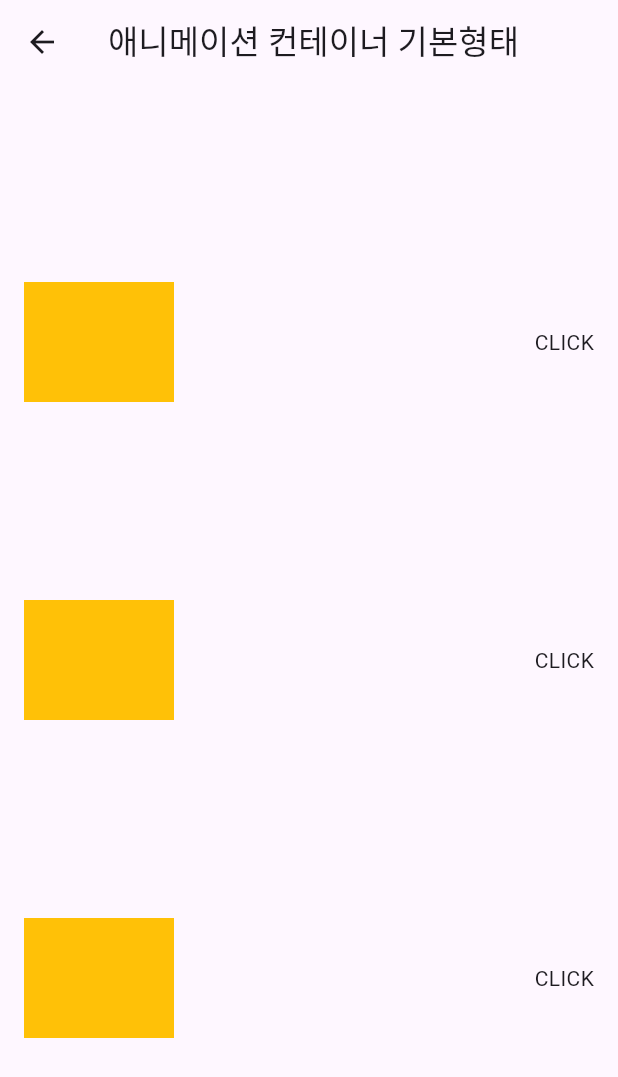
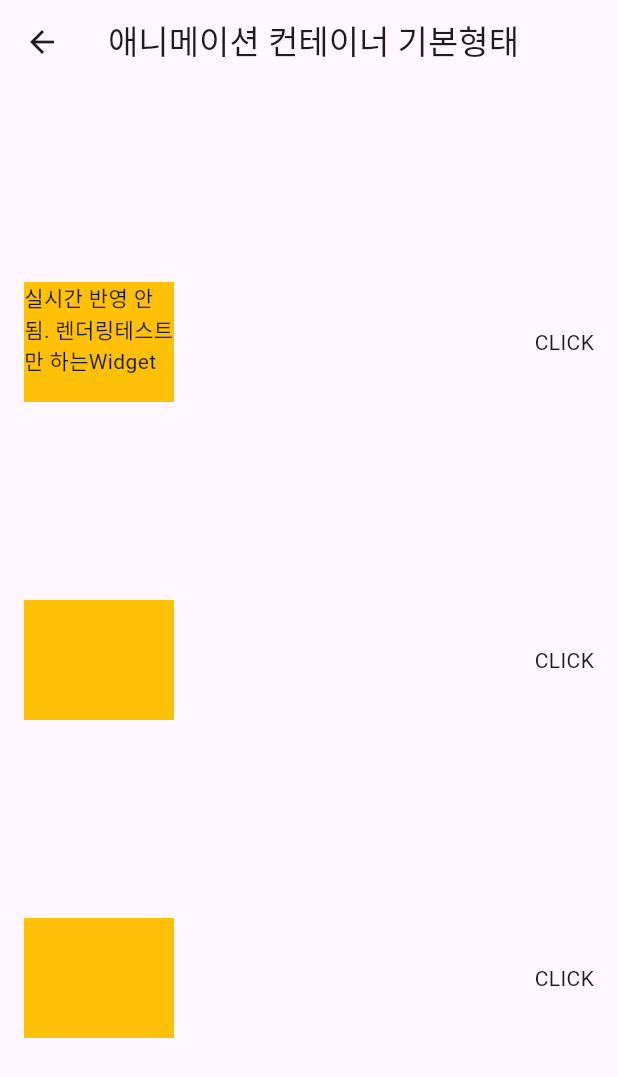
Before and after one commit to kkglpp/snippet_flutter, a Flutter app: the screen it shows after launch, after a tap on an icon or button, on a phone screen of 412 x 824 dp. Shown: the top 1077 px of the screen. Run offline on Flutter 3.47's test engine with Material 3 defaults, Android fonts, the phone set to English and light mode, and no system bars; our stand-ins replace flutter_riverpod, go_router.

Commit message:
박스 관계 정리 테스트

```diff
--- a/snippet_flutter_app/lib/home.dart
+++ b/snippet_flutter_app/lib/home.dart
@@ -3,6 +3,7 @@ import 'package:snippet_flutter_app/const/custom/custom_elebtn.dart';
 import 'package:snippet_flutter_app/const/custom/custom_text.dart';
 import 'package:snippet_flutter_app/const/layout/default_layout.dart';
 import 'package:snippet_flutter_app/func_test/view/app_lifecycle_test.dart';
+import 'package:snippet_flutter_app/func_test/view/box_text.dart';
 import 'package:snippet_flutter_app/sample_widget/animationContainer/animation_container_test.dart';
 
 class Home extends StatelessWidget {
@@ -34,9 +35,16 @@ class Home extends StatelessWidget {
                     height: 40,
                     onPressed: () => Navigator.push(
                       context,
-                      MaterialPageRoute(
-                        builder: (context) => const AppLifecycleTest(),
-                      ),
+                      MaterialPageRoute(builder: (context) => const AppLifecycleTest()),
+                    ),
+                  ),
+                  CustomElebtn(
+                    txt: "AppLifeCycle\nTestPage",
+                    width: 120,
+                    height: 40,
+                    onPressed: () => Navigator.push(
+                      context,
+                      MaterialPageRoute(builder: (context) => const BoxText()),
                     ),
                   ),
                 ],
--- a/snippet_flutter_app/lib/main.dart
+++ b/snippet_flutter_app/lib/main.dart
@@ -1,7 +1,6 @@
 import 'package:flutter/material.dart';
 import 'package:flutter_riverpod/flutter_riverpod.dart';
 import 'package:snippet_flutter_app/const/page_router/navigator_notifier.dart';
-import 'package:snippet_flutter_app/home.dart';
 
 void main() {
   WidgetsFlutterBinding.ensureInitialized(); // Flutter가 위젯을 빌드하기 전에 초기화 작업을 수행하도록 함
--- a/snippet_flutter_app/lib/sample_widget/animationContainer/animation_container_test.dart
+++ b/snippet_flutter_app/lib/sample_widget/animationContainer/animation_container_test.dart
@@ -35,7 +35,8 @@ class _AnimationContainerTestState extends ConsumerState<AnimationContainerTest>
             child: Column(
               mainAxisAlignment: MainAxisAlignment.spaceEvenly,
               children: [
-                Consumer(builder: (context, ref, child) {
+                Consumer(
+                  builder: (context, ref, child) {
                     print("첫번째 박스 랜더링");
                     return Row(
                       mainAxisAlignment: MainAxisAlignment.spaceBetween,
@@ -44,9 +45,8 @@ class _AnimationContainerTestState extends ConsumerState<AnimationContainerTest>
                           width: ref.read(animationContainerProvider.notifier).firstWidth,
                           height: 80,
                           duration: const Duration(milliseconds: 500),
-                        decoration: const BoxDecoration(
-                          color: Colors.amber,
-                        ),
+                          decoration: const BoxDecoration(color: Colors.amber),
+                          child: const Text("실시간 반영 안됨. 렌더링테스트만 하는Widget"),
                         ),
                         InkWell(
                             onTap: () {
@@ -58,8 +58,10 @@ class _AnimationContainerTestState extends ConsumerState<AnimationContainerTest>
                             child: const Text('CLICK')),
                       ],
                     );
-                }),
-                Consumer(builder: (context, ref, child) {
+                  },
+                ),
+                Consumer(
+                  builder: (context, ref, child) {
                     final secondWidth = ref.watch(animationContainerProvider.select((state) => state.secondWidth));
                     print("두번째 박스 랜더링");
                     return Row(
@@ -83,8 +85,10 @@ class _AnimationContainerTestState extends ConsumerState<AnimationContainerTest>
                             child: const Text('CLICK')),
                       ],
                     );
-                }),
-                Consumer(builder: (context, ref, child) {
+                  },
+                ),
+                Consumer(
+                  builder: (context, ref, child) {
                     print("세번쨰 박스 랜더링");
                     final thirdState = ref.watch(animationContainerProvider.select((state) => state.thirdWidth));
                     return Row(
@@ -106,7 +110,8 @@ class _AnimationContainerTestState extends ConsumerState<AnimationContainerTest>
                         ),
                       ],
                     );
-                }),
+                  },
+                ),
               ],
             ),
           ),
```
Also changed, not shown: snippet_flutter_app/lib/func_test/view/box_text.dart (added, +85 -0 lines), snippet_flutter_app/lib/sample_widget/animationContainer/animation_container_notifier.dart (+8 -13 lines). Lines whose indentation alone changed are shown as unchanged.
